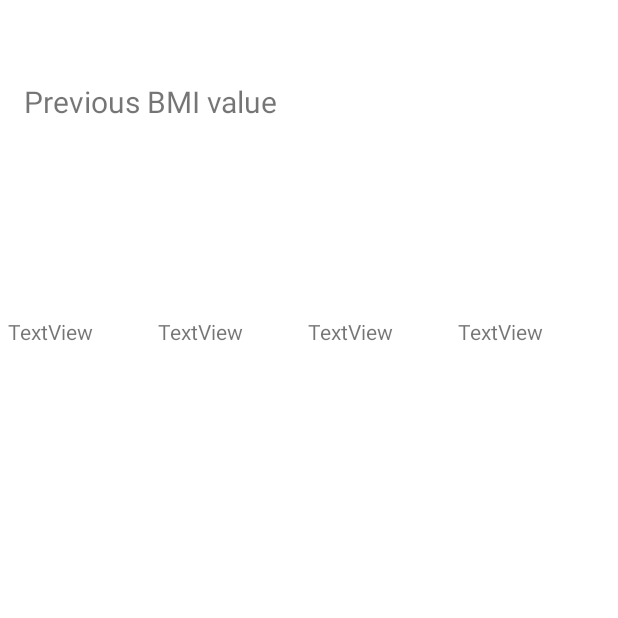
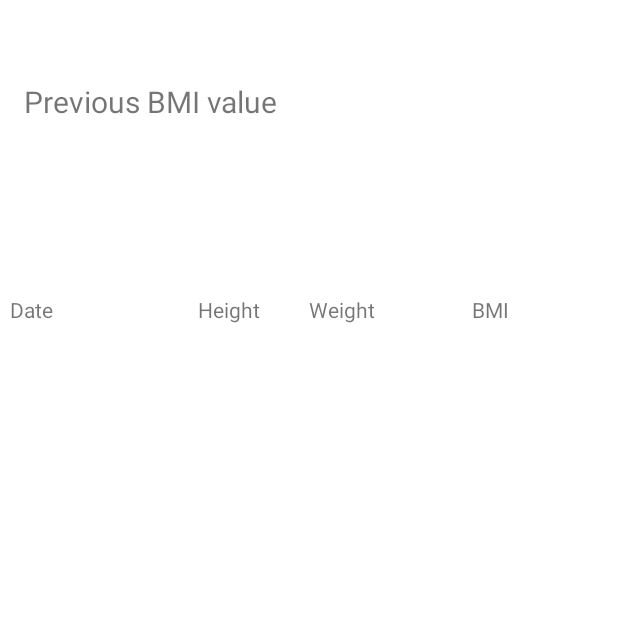
Before and after one commit to ba22150/BMI_Calulator, an Android app: the History screen opened directly, with no data from a screen before it, on a phone screen of 412 x 824 dp, the top half of it. Run offline under Robolectric (Android 15) with nearby library versions, the phone set to English and light mode, and no system bars; 1 statement that could not run was skipped.

Commit message:
final working app

```diff
--- a/app/src/main/java/com/example/bmi_calulator/History.kt
+++ b/app/src/main/java/com/example/bmi_calulator/History.kt
@@ -1,11 +1,77 @@
 package com.example.bmi_calulator
 import android.os.Bundle
 import android.app.Activity
+import android.icu.util.LocaleData
+import android.view.Gravity
+import android.view.ViewGroup.LayoutParams
+import android.widget.LinearLayout
+import android.widget.TextView
+import java.text.SimpleDateFormat
+import java.time.LocalDate
+import java.time.ZoneId
+import java.util.*
+import kotlin.collections.ArrayList
 
 class History :Activity() {
+    lateinit var bmiDBHelper: BmiDBHelper   // declaring the variable to get the function in class BmiDBHelper
 
     override fun onCreate(savedInstanceState: Bundle?) {
         super.onCreate(savedInstanceState)
         setContentView(R.layout.history)
+        bmiDBHelper= BmiDBHelper(this)  // initialising the variable
+
+        val bmiRecord : ArrayList<Bmi> = bmiDBHelper.readBMI(WhoLoggedIn.userMail)    // assigning the read BMI record to the variable bmiRecord which is of Arraylist type
+        val verticalLinearLayout : LinearLayout = findViewById(R.id.verticalLinearlayout)  //referring the linear layout
+        val parameters: LayoutParams =
+            LinearLayout.LayoutParams(  // variable which will have the height and width attribute of the  new linear layout
+                LinearLayout.LayoutParams.MATCH_PARENT,  // for height
+                LinearLayout.LayoutParams.MATCH_PARENT   // for width
+            )
+        val textParameters: LayoutParams =
+            LinearLayout.LayoutParams(  // providing parameters to textView
+                LinearLayout.LayoutParams.WRAP_CONTENT,
+                LinearLayout.LayoutParams.WRAP_CONTENT,
+                1F
+            )
+
+
+        for(x in 0..bmiRecord.size - 1) {
+            val newLinearLayout: LinearLayout = LinearLayout(this)  // declaring a new linear layout and initializing it
+
+            var bmi : Bmi = bmiRecord.get(x)   // assigning the current BMI record to the variable
+
+            newLinearLayout.layoutParams = parameters // this will contain the height and the width of the newLinear layout
+            newLinearLayout.orientation = LinearLayout.HORIZONTAL  // providing Horizontal orientation to newlinear layout
+
+            for (i in 0..3) {
+
+                val textView: TextView = TextView(this)
+                if (i==0){
+                    var date : Date = bmi.date    // will take the date parameter of the bmi which have the BMI record content
+                    val dateFormatter: SimpleDateFormat = SimpleDateFormat("dd/MM/yy", Locale.getDefault()) // defining the format of date
+
+                    textView.text= dateFormatter.format(date)
+                }
+                if (i==1){
+                    textView.text = bmi.height.toString()       // will take the height parameter of the bmi which have the BMI record content
+                }
+                if (i==2){
+                    textView.text = bmi.weight.toString()      // will take the weight parameter of the bmi which have the BMI record content
+                }
+                if (i==3){
+                    textView.text = String.format("%.2f", bmi.bmi)   // will take the bmi parameter of the bmi which have the BMI record content
+                }
+
+
+                textView.layoutParams = textParameters  // assigning the parameters which we assigned to textParameters to textView
+//                textView.gravity = Gravity.CENTER
+
+                newLinearLayout.addView(textView) // adding child view
+
+            }
+            verticalLinearLayout.addView(newLinearLayout) // adding the horizontal linear layout to main vertical linear layout
+        }
+
+
     }
 }
--- a/app/src/main/res/layout/history.xml
+++ b/app/src/main/res/layout/history.xml
@@ -20,21 +20,24 @@
         app:layout_constraintVertical_bias="0.068" />
 
     <ScrollView
-        android:layout_width="400dp"
-        android:layout_height="400dp"
+        android:layout_width="398dp"
+        android:layout_height="600dp"
         app:layout_constraintBottom_toBottomOf="parent"
         app:layout_constraintEnd_toEndOf="parent"
         app:layout_constraintHorizontal_bias="0.454"
         app:layout_constraintStart_toStartOf="parent"
         app:layout_constraintTop_toTopOf="parent"
-        app:layout_constraintVertical_bias="0.498" >
+        app:layout_constraintVertical_bias="0.877">
 
         <LinearLayout
+
+            android:id="@+id/verticalLinearlayout"
             android:layout_width="match_parent"
             android:layout_height="wrap_content"
             android:orientation="vertical">
 
             <LinearLayout
+                android:id="@+id/horizontalLinearlayout"
                 android:layout_width="match_parent"
                 android:layout_height="match_parent"
                 android:orientation="horizontal">
@@ -44,28 +47,29 @@
                     android:layout_width="wrap_content"
                     android:layout_height="wrap_content"
                     android:layout_weight="1"
-                    android:text="TextView" />
+                    android:text="Date" />
 
                 <TextView
                     android:id="@+id/textView14"
                     android:layout_width="wrap_content"
                     android:layout_height="wrap_content"
                     android:layout_weight="1"
-                    android:text="TextView" />
+                    android:gravity="center"
+                    android:text="Height" />
 
                 <TextView
                     android:id="@+id/textView15"
                     android:layout_width="wrap_content"
                     android:layout_height="wrap_content"
                     android:layout_weight="1"
-                    android:text="TextView" />
+                    android:text="Weight" />
 
                 <TextView
                     android:id="@+id/textView16"
                     android:layout_width="wrap_content"
                     android:layout_height="wrap_content"
                     android:layout_weight="1"
-                    android:text="TextView" />
+                    android:text="BMI" />
             </LinearLayout>
 
         </LinearLayout>
```
